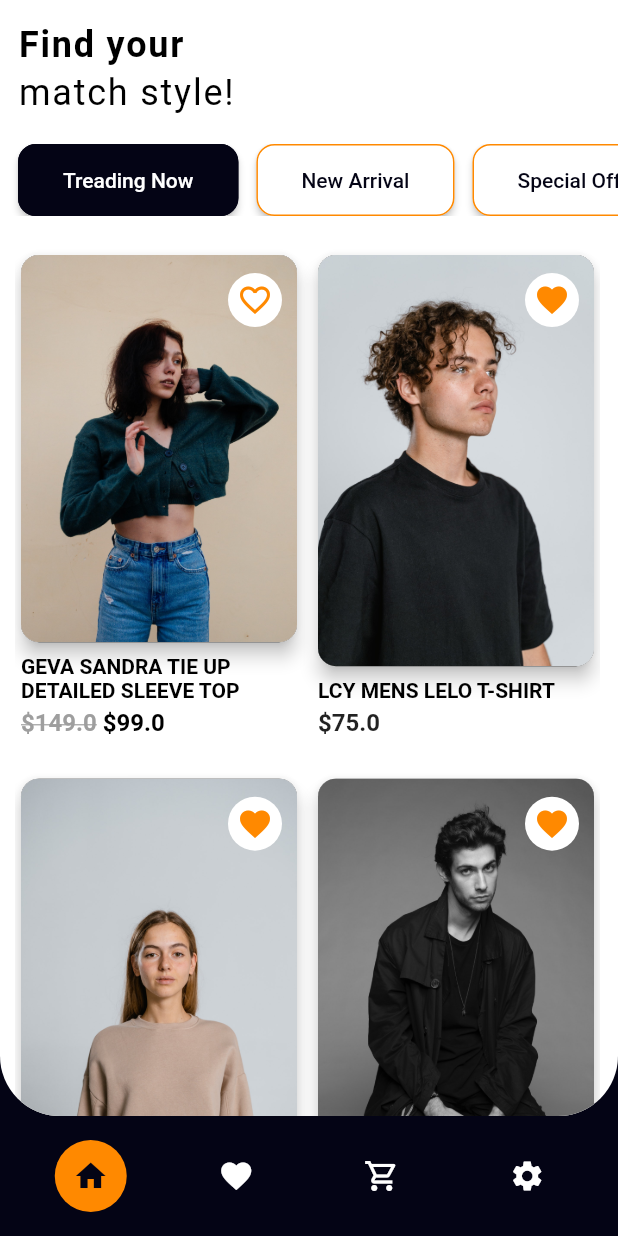
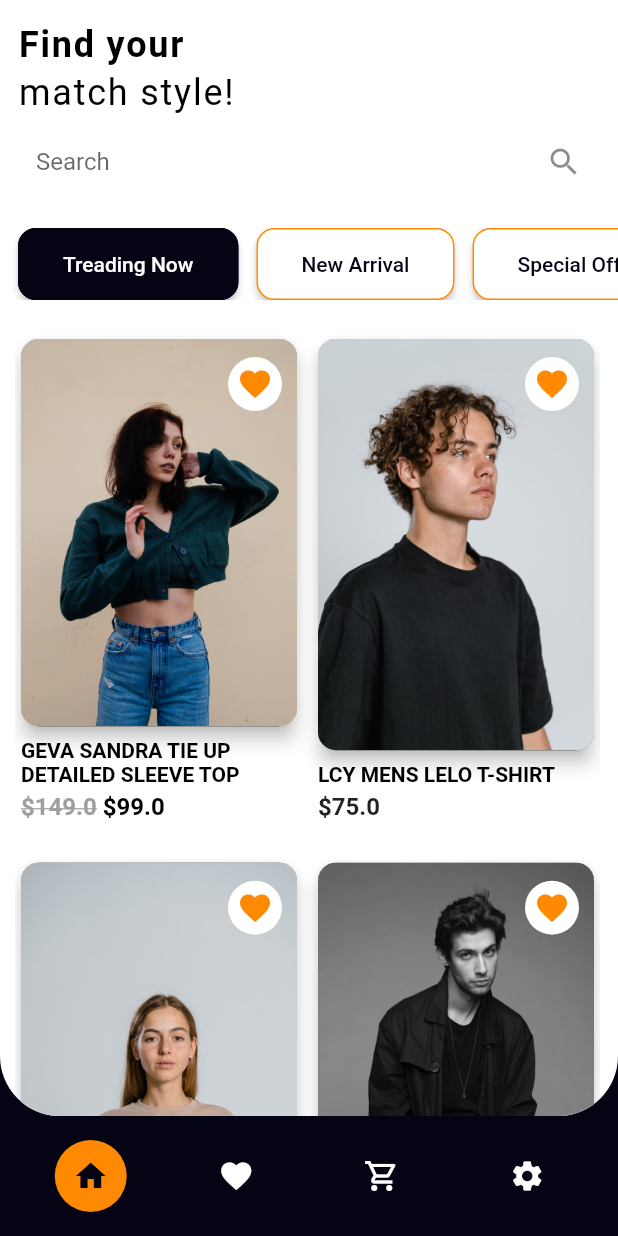
Before and after one commit to brekooname/Flutter-Cloth-Store-App, a Flutter app: the screen it shows after launch, after a tap on the "favorite outline" icon, on a phone screen of 412 x 824 dp. Run offline on Flutter 3.47's test engine with Material 2 defaults, Android fonts, the phone set to English and light mode, and no system bars; drawn by our look-alikes of flutter_snake_navigationbar; our stand-ins replace anim_search_bar, bloc, equatable, flutter_bloc, sliding_up_panel.

Commit message:
Added Add Favorite Cloth View & Bloc

```diff
--- /dev/null
+++ b/lib/business_logic/blocs/cart/cart_bloc.dart
@@ -0,0 +1,55 @@
+import 'dart:async';
+
+import 'package:bloc/bloc.dart';
+import 'package:equatable/equatable.dart';
+import 'package:flutter/material.dart';
+
+import '../../../data/models/cloth.dart';
+
+part 'cart_event.dart';
+part 'cart_state.dart';
+
+class CartBloc extends Bloc<CartEvent, CartState> {
+  CartBloc() : super(CartLoading()) {
+    on<LoadCart>(_onLoadCart);
+    on<AddCart>(_onAddCart);
+    on<RemoveCart>(_onRemoveCart);
+  }
+
+  void _onLoadCart(LoadCart event, Emitter<CartState> emit) async {
+    debugPrint("Loading Cart...");
+    try {
+      emit(const CartLoaded(cloths: []));
+    } catch (e) {
+      debugPrint(e.toString());
+      emit(CartError());
+    }
+  }
+
+  void _onAddCart(AddCart event, Emitter<CartState> emit) async {
+    try {
+      final state = this.state;
+      debugPrint("Cart Adding....");
+      if (state is CartLoaded) {
+        emit(CartLoaded(cloths: List.from(state.cloths)..add(event.cloth)));
+      }
+    } catch (e) {
+      debugPrint(e.toString());
+      emit(CartError());
+    }
+  }
+
+  void _onRemoveCart(RemoveCart event, Emitter<CartState> emit) async {
+    try {
+      final state = this.state;
+      debugPrint("Cart Removing....");
+      if (state is CartLoaded) {
+        emit(CartLoaded(cloths: List.from(state.cloths)..removeAt(event.index)));
+      }
+    } catch (e) {
+      debugPrint(e.toString());
+      emit(CartError());
+    }
+  }
+
+}
--- /dev/null
+++ b/lib/business_logic/blocs/cart/cart_event.dart
@@ -0,0 +1,26 @@
+part of 'cart_bloc.dart';
+
+abstract class CartEvent extends Equatable {
+  const CartEvent();
+}
+
+class LoadCart extends CartEvent {
+  @override
+  List<Object> get props => [];
+}
+
+class AddCart extends CartEvent {
+  final Cloth cloth;
+  const AddCart({required this.cloth});
+
+  @override
+  List<Object> get props => [cloth];
+}
+
+class RemoveCart extends CartEvent {
+  final int index;
+  const RemoveCart({required this.index});
+
+  @override
+  List<Object> get props => [index];
+}
--- /dev/null
+++ b/lib/business_logic/blocs/cart/cart_state.dart
@@ -0,0 +1,23 @@
+part of 'cart_bloc.dart';
+
+abstract class CartState extends Equatable {
+  const CartState();
+}
+
+class CartLoading extends CartState {
+  @override
+  List<Object> get props => [];
+}
+
+class CartLoaded extends CartState {
+  final List<Cloth> cloths;
+  const CartLoaded({required this.cloths});
+
+  @override
+  List<Object> get props => [];
+}
+
+class CartError extends CartState {
+  @override
+  List<Object> get props => [];
+}
--- /dev/null
+++ b/lib/business_logic/blocs/cloth/cloth_bloc.dart
@@ -0,0 +1,48 @@
+import 'dart:async';
+
+import 'package:bloc/bloc.dart';
+import 'package:equatable/equatable.dart';
+import 'package:fasion_store/data/models/cloth.dart';
+import 'package:fasion_store/data/repositories/cloth_repository.dart';
+import 'package:flutter/material.dart';
+
+part 'cloth_event.dart';
+part 'cloth_state.dart';
+
+class ClothBloc extends Bloc<ClothEvent, ClothState> {
+  ClothBloc() : super(ClothLoading()) {
+    on<LoadCloth>(_onLoadCloth);
+    on<ToggleFavoriteCloth>(_onToggleFavoriteCloth);
+  }
+
+  void _onLoadCloth(LoadCloth event, Emitter<ClothState> emit) async {
+    debugPrint("Loading Cloth...");
+    try {
+      var cloths = ClothRepository().tempCloths;
+      emit(ClothLoaded(cloths: cloths));
+    } catch (e) {
+      debugPrint(e.toString());
+      emit(ClothError());
+    }
+  }
+
+  void _onToggleFavoriteCloth(
+      ToggleFavoriteCloth event, Emitter<ClothState> emit) async {
+    debugPrint("TogglingFavoriteCloth...");
+    final state = this.state;
+    if (state is ClothLoaded) {
+      emit(ClothLoading());
+      try {
+        List<Cloth> _cloths = state.cloths;
+        _cloths.firstWhere((element) => element.id == event.clothId)
+                .isFavorite =
+            !_cloths.firstWhere((element) => element.id == event.clothId)
+                .isFavorite;
+        emit(ClothLoaded(cloths: _cloths));
+      } catch (e) {
+        debugPrint(e.toString());
+        emit(ClothError());
+      }
+    }
+  }
+}
--- /dev/null
+++ b/lib/business_logic/blocs/cloth/cloth_event.dart
@@ -0,0 +1,18 @@
+part of 'cloth_bloc.dart';
+
+abstract class ClothEvent extends Equatable {
+  const ClothEvent();
+}
+
+class LoadCloth extends ClothEvent {
+  @override
+  List<Object> get props => [];
+}
+
+class ToggleFavoriteCloth extends ClothEvent {
+  final int clothId;
+  const ToggleFavoriteCloth({required this.clothId});
+
+  @override
+  List<Object> get props => [clothId];
+}
--- /dev/null
+++ b/lib/business_logic/blocs/cloth/cloth_state.dart
@@ -0,0 +1,24 @@
+part of 'cloth_bloc.dart';
+
+abstract class ClothState extends Equatable {
+  const ClothState();
+}
+
+class ClothLoading extends ClothState {
+  @override
+  List<Object> get props => [];
+}
+
+class ClothLoaded extends ClothState {
+  final List<Cloth> cloths;
+  const ClothLoaded({required this.cloths});
+
+  @override
+  List<Object> get props => [cloths];
+}
+
+
+class ClothError extends ClothState {
+  @override
+  List<Object> get props => [];
+}
--- a/lib/data/models/cloth.dart
+++ b/lib/data/models/cloth.dart
@@ -1,4 +1,6 @@
-class Cloth {
+import 'package:equatable/equatable.dart';
+
+class Cloth extends Equatable {
   int id;
   String name;
   String image;
@@ -15,6 +17,10 @@ class Cloth {
       required this.price,
       this.discountPrice,
       required this.isFavorite});
+
+  @override
+  // TODO: implement props
+  List<Object?> get props => [id,name,image,description,price,discountPrice,isFavorite];
 }
 
 List<Cloth> tempCloths = <Cloth>[
--- /dev/null
+++ b/lib/data/repositories/cloth_repository.dart
@@ -0,0 +1,55 @@
+import '../models/cloth.dart';
+
+class ClothRepository {
+  final List<Cloth> tempCloths = <Cloth>[
+    Cloth(
+      id: 1,
+      name: "GEVA SANDRA TIE UP DETAILED SLEEVE TOP",
+      image: "assets/cloths/givo_sendra_tie_up_detailed_sleeve_top.jpg",
+      description:
+      "There were about twenty people on the dam. Most of them were simply walking and getting exercise. There were a few who were fishing. There was a family who had laid down a blanket and they were having a picnic. It was like this most days and nothing seemed out of the ordinary. The problem was that nobody noticed the water leaking through the dam wall.",
+      price: 149.00,
+      discountPrice: 99.00,
+      isFavorite: false,
+    ),
+    Cloth(
+      id: 2,
+      name: "LCY MENS LELO T-SHIRT",
+      image: "assets/cloths/lcy_mens_lelo_t_shirt.jpg",
+      description:
+      "There were about twenty people on the dam. Most of them were simply walking and getting exercise. There were a few who were fishing. There was a family who had laid down a blanket and they were having a picnic. It was like this most days and nothing seemed out of the ordinary. The problem was that nobody noticed the water leaking through the dam wall.",
+      price: 75.00,
+      isFavorite: true,
+    ),
+    Cloth(
+      id: 3,
+      name: "Ribbed Funnel Neck Sweater",
+      image: "assets/cloths/ribbed_funnel_neck_sweater.jpg",
+      description:
+      "There were about twenty people on the dam. Most of them were simply walking and getting exercise. There were a few who were fishing. There was a family who had laid down a blanket and they were having a picnic. It was like this most days and nothing seemed out of the ordinary. The problem was that nobody noticed the water leaking through the dam wall.",
+      price: 30.00,
+      discountPrice: 24.99,
+      isFavorite: true,
+    ),
+    Cloth(
+      id: 4,
+      name: "JOBBS TYPO GRAPHIC PRINTED T-SHIRT",
+      image: "assets/cloths/jobbs_typo_graphic_printed_t_shirt.jpg",
+      description:
+      "There were about twenty people on the dam. Most of them were simply walking and getting exercise. There were a few who were fishing. There was a family who had laid down a blanket and they were having a picnic. It was like this most days and nothing seemed out of the ordinary. The problem was that nobody noticed the water leaking through the dam wall.",
+      price: 30.00,
+      discountPrice: 24.99,
+      isFavorite: true,
+    ),
+    Cloth(
+      id: 5,
+      name: "MONICA RUCHED TOP",
+      image: "assets/cloths/monica_ruched_top.jpg",
+      description:
+      "There were about twenty people on the dam. Most of them were simply walking and getting exercise. There were a few who were fishing. There was a family who had laid down a blanket and they were having a picnic. It was like this most days and nothing seemed out of the ordinary. The problem was that nobody noticed the water leaking through the dam wall.",
+      price: 30.00,
+      discountPrice: 24.99,
+      isFavorite: true,
+    ),
+  ];
+}
--- a/lib/main.dart
+++ b/lib/main.dart
@@ -1,3 +1,4 @@
+import 'package:fasion_store/business_logic/blocs/cloth/cloth_bloc.dart';
 import 'package:flutter/material.dart';
 import 'package:flutter_bloc/flutter_bloc.dart';
 
@@ -13,7 +14,11 @@ class MyApp extends StatelessWidget {
   const MyApp({Key? key}) : super(key: key);
   @override
   Widget build(BuildContext context) {
-    return const EasyBillingApp();
+    return MultiBlocProvider(
+        providers: [
+          BlocProvider<ClothBloc>(create: (context) => ClothBloc()..add(LoadCloth()),)
+        ],
+        child: const EasyBillingApp());
   }
 }
 
--- a/lib/presentation/screens/cart/cart_screen.dart
+++ b/lib/presentation/screens/cart/cart_screen.dart
@@ -1,4 +1,5 @@
 import 'package:fasion_store/data/models/cloth.dart';
+import 'package:fasion_store/presentation/screens/cart/components/cart_cloth_card.dart';
 import 'package:flutter/cupertino.dart';
 import 'package:flutter/material.dart';
 
@@ -11,79 +12,37 @@ class ClothScreen extends StatelessWidget {
       padding: const EdgeInsets.all(8.0),
       child: Column(
         children: [
-          Row(
-            children: [
-              SizedBox(
-                width: 100,
-                child: AspectRatio(
-                  aspectRatio: 0.88,
-                  child: ClipRRect(
-                    borderRadius: BorderRadius.circular(8.0),
-                    child: Image.asset(
-                      tempCloths.first.image,
-                      fit: BoxFit.cover,
-                    ),
-                  ),
-                ),
-              ),
-              SizedBox(width: 20),
-              // Flexible(
-              //     child: ),
-              Flexible(
-                child: Column(
-                  crossAxisAlignment: CrossAxisAlignment.start,
-                  mainAxisAlignment: MainAxisAlignment.start,
-                  children: [
-                    Text(
-                      tempCloths.first.name,
-                      style: Theme.of(context).textTheme.labelLarge,
-                    ),
-                    SizedBox(
-                      height: 4,
-                    ),
-                    Text('\$${tempCloths.first.price.toStringAsFixed(2)}')
-                  ],
-                ),
-              )
-            ],
+          Expanded(
+            child: ListView.builder(
+                itemCount: tempCloths.length,
+                physics: const BouncingScrollPhysics(),
+                itemBuilder: (context, index) {
+                  return Dismissible(
+                      child: Padding(
+                        padding: const EdgeInsets.only(bottom: 10),
+                        child: CartClothCard(cloth: tempCloths[index]),
+                      ),
+                    onDismissed: (val){
+
+                    }, key: Key(index.toString()),
+                  );
+                }),
           ),
-          SizedBox(
-            height: 12,
-          ),
-          Row(
-            children: [
-              SizedBox(
-                width: 100,
-                child: AspectRatio(
-                  aspectRatio: 0.88,
-                  child: ClipRRect(
-                    borderRadius: BorderRadius.circular(8.0),
-                    child: Image.asset(
-                      tempCloths[1].image,
-                      fit: BoxFit.cover,
-                    ),
-                  ),
-                ),
-              ),
-              const SizedBox(width: 20),
-              Flexible(
-                child: Column(
-                  crossAxisAlignment: CrossAxisAlignment.start,
-                  mainAxisAlignment: MainAxisAlignment.start,
-                  children: [
-                    Text(
-                      tempCloths[1].name,
-                      style: Theme.of(context).textTheme.labelLarge,
-                    ),
-                    SizedBox(
-                      height: 4,
-                    ),
-                    Text('\$${tempCloths.first.price.toStringAsFixed(2)}')
-                  ],
-                ),
-              )
-            ],
-          ),
+          // CardClothCard(
+          //   cloth: tempCloths.first,
+          // ),
+          // const SizedBox(
+          //   height: 12,
+          // ),
+          // CardClothCard(
+          //   cloth: tempCloths[1],
+          // ),
+          // const SizedBox(
+          //   height: 12,
+          // ),
+          // CardClothCard(
+          //   cloth: tempCloths[2],
+          // ),
         ],
       ),
     );
--- /dev/null
+++ b/lib/presentation/screens/cart/components/cart_cloth_card.dart
@@ -0,0 +1,45 @@
+import 'package:fasion_store/data/models/cloth.dart';
+import 'package:flutter/material.dart';
+
+class CartClothCard extends StatelessWidget {
+  final Cloth cloth;
+  const CartClothCard({Key? key, required this.cloth}) : super(key: key);
+
+  @override
+  Widget build(BuildContext context) {
+    return Row(
+      children: [
+        SizedBox(
+          width: 100,
+          child: AspectRatio(
+            aspectRatio: 0.88,
+            child: ClipRRect(
+              borderRadius: BorderRadius.circular(8.0),
+              child: Image.asset(
+                cloth.image,
+                fit: BoxFit.cover,
+              ),
+            ),
+          ),
+        ),
+        const SizedBox(width: 20),
+        Flexible(
+          child: Column(
+            crossAxisAlignment: CrossAxisAlignment.start,
+            mainAxisAlignment: MainAxisAlignment.start,
+            children: [
+              Text(
+                cloth.name,
+                style: Theme.of(context).textTheme.labelLarge,
+              ),
+              const SizedBox(
+                height: 4,
+              ),
+              Text('\$${cloth.price.toStringAsFixed(2)}')
+            ],
+          ),
+        )
+      ],
+    );
+  }
+}
--- /dev/null
+++ b/lib/presentation/screens/favorite/favorite_cloth_screen.dart
@@ -0,0 +1,27 @@
+import 'package:fasion_store/business_logic/blocs/cloth/cloth_bloc.dart';
+import 'package:flutter/material.dart';
+import 'package:flutter_bloc/flutter_bloc.dart';
+
+import '../home/widgets/cloth_grid.dart';
+
+class FavoriteClothScreen extends StatelessWidget {
+  const FavoriteClothScreen({Key? key}) : super(key: key);
+
+  @override
+  Widget build(BuildContext context) {
+    return BlocBuilder<ClothBloc, ClothState>(builder: (context, state) {
+      if (state is ClothLoaded) {
+        return ClothGrid(
+            cloths: state.cloths.where((element) => element.isFavorite).toList());
+      } else if (state is ClothLoading) {
+        return const Center(
+          child: CircularProgressIndicator(),
+        );
+      } else {
+        return const Center(
+          child: Text("Something Wrong!"),
+        );
+      }
+    });
+  }
+}
--- a/lib/presentation/screens/home/home_screen.dart
+++ b/lib/presentation/screens/home/home_screen.dart
@@ -1,7 +1,10 @@
 import 'package:fasion_store/data/models/cloth.dart';
-import 'package:fasion_store/presentation/widgets/cloth_grid.dart';
+import 'package:fasion_store/presentation/screens/home/widgets/cloth_grid.dart';
+import 'package:flutter/cupertino.dart';
 import 'package:flutter/material.dart';
+import 'package:flutter_bloc/flutter_bloc.dart';
 
+import '../../../business_logic/blocs/cloth/cloth_bloc.dart';
 import 'widgets/home_appbar.dart';
 import 'widgets/home_title.dart';
 import 'widgets/suggestion_list.dart';
@@ -20,10 +23,46 @@ class _HomeScreenState extends State<HomeScreen> {
       children: [
         const HomeAppBar(),
         const HomeTitle(),
+        Padding(
+          padding: const EdgeInsets.symmetric(horizontal: 12, vertical: 4),
+          child: TextField(
+            autofocus: false,
+            decoration: InputDecoration(
+              contentPadding: EdgeInsets.only(left: 12),
+                suffixIcon: const Icon(Icons.search),
+                border: const OutlineInputBorder(),
+                hintText: "Search",
+                fillColor: Colors.white,
+                filled: true,
+                focusedBorder: OutlineInputBorder(
+                  borderSide: const BorderSide(color: Colors.white, width: 3.0),
+                  borderRadius: BorderRadius.circular(12)
+                ),
+                enabledBorder: OutlineInputBorder(
+                    borderRadius: BorderRadius.circular(12),
+                    borderSide: const BorderSide(color: Colors.white, width: 3.0),
+                )),
+          ),
+        ),
         const SuggestionList(),
-        Expanded(child: Padding(
+        Expanded(
+            child: Padding(
           padding: const EdgeInsets.only(top: 10),
-          child: ClothGrid(cloths: tempCloths),
+          child: BlocBuilder<ClothBloc, ClothState>(
+                builder: (context, state) {
+                  if(state is ClothLoading) {
+                    return const Center(
+                      child: CircularProgressIndicator(),
+                    );
+                  } else if (state is ClothLoaded) {
+                    return ClothGrid(cloths: state.cloths);
+                  } else {
+                    return const Center(
+                      child: Text("Something wrong!"),
+                    );
+                  }
+                },
+              ),
         ))
       ],
     );
--- a/lib/presentation/widgets/cloth_grid.dart
+++ b/lib/presentation/screens/home/widgets/cloth_grid.dart
@@ -1,7 +1,9 @@
+import 'package:fasion_store/business_logic/blocs/cloth/cloth_bloc.dart';
 import 'package:flutter/material.dart';
+import 'package:flutter_bloc/flutter_bloc.dart';
 
-import '../../data/models/cloth.dart';
-import '../screens/home/widgets/main_cloth_card.dart';
+import '../../../../data/models/cloth.dart';
+import 'main_cloth_card.dart';
 
 class ClothGrid extends StatelessWidget {
   final List<Cloth> cloths;
@@ -22,9 +24,14 @@ class ClothGrid extends StatelessWidget {
         itemBuilder: (BuildContext context, int index) {
           return MainClothCard(
             cloth: cloths[index],
+            onFavoriteToggle: () {
+              context
+                  .read<ClothBloc>()
+                  .add(ToggleFavoriteCloth(clothId: cloths[index].id));
+            },
           );
         },
-      ),
+      )
     );
   }
 }
--- a/lib/presentation/screens/home/widgets/main_cloth_card.dart
+++ b/lib/presentation/screens/home/widgets/main_cloth_card.dart
@@ -5,17 +5,20 @@ import 'package:flutter/material.dart';
 
 class MainClothCard extends StatelessWidget {
   final Cloth cloth;
-  const MainClothCard({Key? key, required this.cloth}) : super(key: key);
+  final Function onFavoriteToggle;
+  const MainClothCard({
+    Key? key,
+    required this.cloth,
+    required this.onFavoriteToggle,
+  }) : super(key: key);
 
   @override
   Widget build(BuildContext context) {
     return InkWell(
-      onTap: (){
+      onTap: () {
         Navigator.push(
           context,
-          MaterialPageRoute(builder: (context) => ClothScreen(
-              cloth: cloth
-          )),
+          MaterialPageRoute(builder: (context) => ClothScreen(cloth: cloth)),
         );
       },
       child: Padding(
@@ -31,7 +34,6 @@ class MainClothCard extends StatelessWidget {
                   elevation: 5,
                   clipBehavior: Clip.antiAlias,
                   shape: RoundedRectangleBorder(
-                        // side: BorderSide(color: Colors.white70, width: 1),
                     borderRadius: BorderRadius.circular(12),
                   ),
                   child: Hero(
@@ -51,25 +53,31 @@ class MainClothCard extends StatelessWidget {
                   padding: const EdgeInsets.fromLTRB(4, 4, 4, 0),
                   child: Text(cloth.name,
                       style: const TextStyle(
-                        // fontSize: 20,
                           fontWeight: FontWeight.w600)),
                 ),
                 Padding(
                   padding: const EdgeInsets.fromLTRB(4, 4, 4, 0),
                   child: Row(
                     children: [
-                      Text(r'$' + cloth.price.toString(),
+                      Text(
+                        r'$' + cloth.price.toString(),
                         style: TextStyle(
-                          fontSize: 16, fontWeight: FontWeight.w600,
-                          color: cloth.discountPrice==null?Colors.black87:Colors.grey,
-                          decoration: cloth.discountPrice==null?null:TextDecoration.lineThrough,
-                        ),),
-                      cloth.discountPrice==null?
-                      const SizedBox():
-                      Text(' \$${cloth.discountPrice}',
+                          fontSize: 16,
+                          fontWeight: FontWeight.w600,
+                          color: cloth.discountPrice == null
+                              ? Colors.black87
+                              : Colors.grey,
+                          decoration: cloth.discountPrice == null
+                              ? null
+                              : TextDecoration.lineThrough,
+                        ),
+                      ),
+                      cloth.discountPrice == null
+                          ? const SizedBox()
+                          : Text(
+                              ' \$${cloth.discountPrice}',
                               style: const TextStyle(
-                            fontSize: 16, fontWeight: FontWeight.w600
-                        ),
+                                  fontSize: 16, fontWeight: FontWeight.w600),
                             )
                     ],
                   ),
@@ -79,10 +87,12 @@ class MainClothCard extends StatelessWidget {
             Positioned(
               top: 10,
               right: 0,
-              child: FavoriteClothButton(
+              child:
+              FavoriteClothButton(
                   status: cloth.isFavorite,
-                onClick: (){},
-              ),
+                  onClick: () {
+                    onFavoriteToggle();
+                  }),
             ),
           ],
         ),
--- a/lib/presentation/screens/main/main_screen.dart
+++ b/lib/presentation/screens/main/main_screen.dart
@@ -4,7 +4,8 @@ import 'package:flutter/material.dart';
 import 'package:flutter_snake_navigationbar/flutter_snake_navigationbar.dart';
 
 import '../../../data/models/cloth.dart';
-import '../../widgets/cloth_grid.dart';
+import '../favorite/favorite_cloth_screen.dart';
+import '../home/widgets/cloth_grid.dart';
 
 class MainScreen extends StatefulWidget {
   const MainScreen({Key? key}) : super(key: key);
@@ -65,8 +66,8 @@ class _MainScreenState extends State<MainScreen> {
                 controller: controller,
                 children: <Widget>[
                   const HomeScreen(),
-                  ClothGrid(cloths: tempCloths.where((element) => element.isFavorite).toList()),
-                  ClothScreen(),
+                  const FavoriteClothScreen(),
+                  const ClothScreen(),
                   Container(),
                 ],
               ),
--- a/pubspec.yaml
+++ b/pubspec.yaml
@@ -36,9 +36,11 @@ dependencies:
 
   bloc:
   flutter_bloc:
+  equatable:
   animated_bottom_navigation_bar: ^0.3.2
   flutter_snake_navigationbar: ^0.6.0
 
+  like_button: ^2.0.4
   anim_search_bar: ^2.0.2
 
   sliding_up_panel: ^2.0.0+1
```
Also changed, not shown: pubspec.lock. Lines whose indentation alone changed are shown as unchanged.
